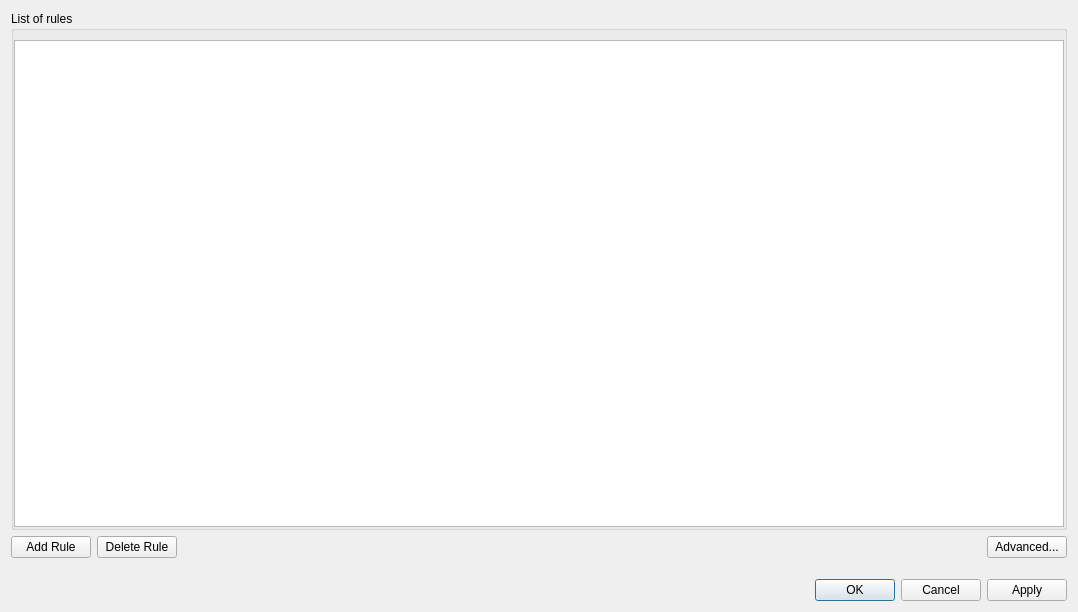
Qt form client/src/ui/dialogs/business_rules_dialog.ui (networkoptix/nx_open) before a commit.
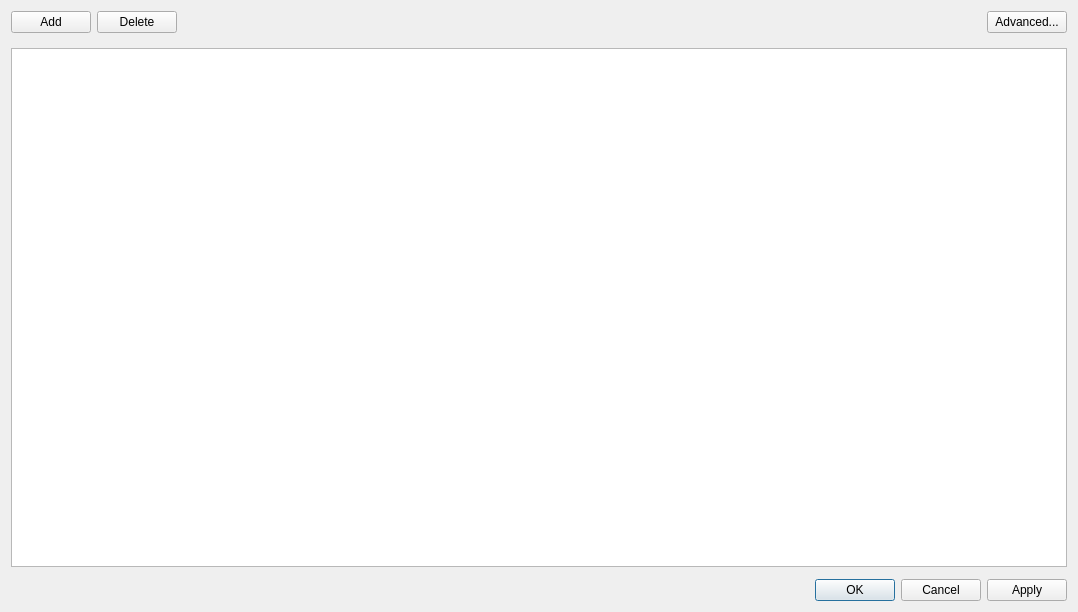
The same form after that commit. Icons and pictures are not drawn. Custom widgets are drawn as their Qt base class.

Commit message:
Business rules dialog: redesign
<==== Mercurial data ====>
Branch: master

Diff of the .ui file:
```diff
--- a/client/src/ui/dialogs/business_rules_dialog.ui
+++ b/client/src/ui/dialogs/business_rules_dialog.ui
@@ -13,12 +13,61 @@
   <property name="windowTitle">
    <string>Server Management Rules</string>
   </property>
-  <layout class="QVBoxLayout" name="verticalLayout" stretch="1,0,0,0">
+  <layout class="QVBoxLayout" name="verticalLayout" stretch="0,1,0,0">
    <item>
-    <widget class="QGroupBox" name="rulesGroupBox">
-     <property name="title">
-      <string>List of rules</string>
-     </property>
+    <layout class="QHBoxLayout" name="horizontalLayout_2">
+     <item>
+      <widget class="QPushButton" name="addRuleButton">
+       <property name="text">
+        <string>Add</string>
+       </property>
+       <property name="icon">
+        <iconset resource="../../../x86/build/client-custom.qrc">
+         <normaloff>:/skin/titlebar/new_layout_hovered.png</normaloff>:/skin/titlebar/new_layout_hovered.png</iconset>
+       </property>
+      </widget>
+     </item>
+     <item>
+      <widget class="QPushButton" name="deleteRuleButton">
+       <property name="text">
+        <string>Delete</string>
+       </property>
+       <property name="icon">
+        <iconset>
+         <normalon>:/skin/titlebar/exit_hovered.png</normalon>
+        </iconset>
+       </property>
+      </widget>
+     </item>
+     <item>
+      <spacer name="horizontalSpacer">
+       <property name="orientation">
+        <enum>Qt::Horizontal</enum>
+       </property>
+       <property name="sizeHint" stdset="0">
+        <size>
+         <width>40</width>
+         <height>20</height>
+        </size>
+       </property>
+      </spacer>
+     </item>
+     <item>
+      <widget class="QPushButton" name="advancedButton">
+       <property name="text">
+        <string>Advanced...</string>
+       </property>
+       <property name="icon">
+        <iconset>
+         <normalon>:/skin/titlebar/dropdown_hovered.png</normalon>
+        </iconset>
+       </property>
+      </widget>
+     </item>
+    </layout>
+   </item>
+   <item>
+    <widget class="QFrame" name="rulesFrame">
      <layout class="QHBoxLayout" name="horizontalLayout">
       <property name="spacing">
        <number>6</number>
@@ -70,54 +119,7 @@
     </widget>
    </item>
    <item>
-    <layout class="QHBoxLayout" name="horizontalLayout_2">
-     <item>
-      <widget class="QPushButton" name="addRuleButton">
-       <property name="text">
-        <string>Add Rule</string>
-       </property>
-      </widget>
-     </item>
-     <item>
-      <widget class="QPushButton" name="deleteRuleButton">
-       <property name="text">
-        <string>Delete Rule</string>
-       </property>
-      </widget>
-     </item>
-     <item>
-      <spacer name="horizontalSpacer">
-       <property name="orientation">
-        <enum>Qt::Horizontal</enum>
-       </property>
-       <property name="sizeHint" stdset="0">
-        <size>
-         <width>40</width>
-         <height>20</height>
-        </size>
-       </property>
-      </spacer>
-     </item>
-     <item>
-      <widget class="QPushButton" name="advancedButton">
-       <property name="text">
-        <string>Advanced...</string>
-       </property>
-      </widget>
-     </item>
-    </layout>
-   </item>
-   <item>
-    <widget class="QFrame" name="detailsFrame">
-     <layout class="QVBoxLayout" name="detailsLayout">
-      <property name="rightMargin">
-       <number>0</number>
-      </property>
-      <property name="bottomMargin">
-       <number>0</number>
-      </property>
-     </layout>
-    </widget>
+    <widget class="QnBusinessRuleWidget" name="detailsWidget" native="true"/>
    </item>
    <item>
     <widget class="QDialogButtonBox" name="buttonBox">
@@ -128,6 +130,16 @@
    </item>
   </layout>
  </widget>
- <resources/>
+ <customwidgets>
+  <customwidget>
+   <class>QnBusinessRuleWidget</class>
+   <extends>QWidget</extends>
+   <header>ui/widgets/business_rule_widget.h</header>
+   <container>1</container>
+  </customwidget>
+ </customwidgets>
+ <resources>
+  <include location="../../../x86/build/client-custom.qrc"/>
+ </resources>
  <connections/>
 </ui>
```
The commit also changes 5 other files.
